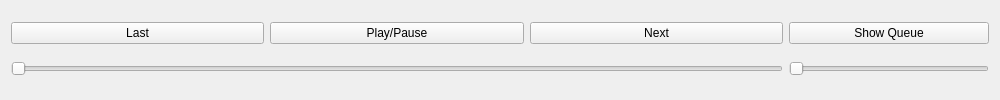
Above: src/bars/bottomBar/bottomBar.ui from Nmstr/Auralium before the change. Below: the same form after it.
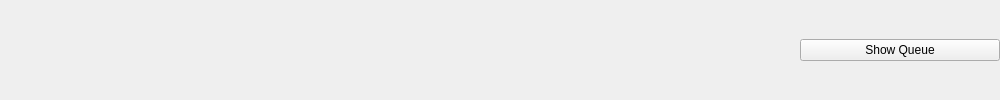
That is the form after the change.

Commit message: complete bottom bar redo

```diff
--- a/src/bars/bottomBar/bottomBar.ui
+++ b/src/bars/bottomBar/bottomBar.ui
@@ -13,16 +13,28 @@
   <property name="windowTitle">
    <string>Frame</string>
   </property>
-  <layout class="QHBoxLayout" name="horizontalLayout">
-   <item>
-    <widget class="QFrame" name="frame">
+  <layout class="QGridLayout" name="gridLayout">
+   <property name="leftMargin">
+    <number>0</number>
+   </property>
+   <property name="topMargin">
+    <number>0</number>
+   </property>
+   <property name="rightMargin">
+    <number>0</number>
+   </property>
+   <property name="bottomMargin">
+    <number>0</number>
+   </property>
+   <item row="1" column="0">
+    <widget class="QFrame" name="controlBtnFrame">
      <property name="frameShape">
       <enum>QFrame::NoFrame</enum>
      </property>
      <property name="frameShadow">
       <enum>QFrame::Raised</enum>
      </property>
-     <layout class="QGridLayout" name="gridLayout">
+     <layout class="QHBoxLayout" name="horizontalLayout">
       <property name="leftMargin">
        <number>0</number>
       </property>
@@ -35,54 +47,11 @@
       <property name="bottomMargin">
        <number>0</number>
       </property>
-      <item row="0" column="2">
-       <widget class="QPushButton" name="musicControlsPlay">
-        <property name="text">
-         <string>Play/Pause</string>
-        </property>
-       </widget>
-      </item>
-      <item row="1" column="1" colspan="3">
-       <widget class="QSlider" name="musicControlsTime">
-        <property name="styleSheet">
-         <string notr="true"/>
-        </property>
-        <property name="singleStep">
-         <number>0</number>
-        </property>
-        <property name="pageStep">
-         <number>1</number>
-        </property>
-        <property name="value">
-         <number>0</number>
-        </property>
-        <property name="sliderPosition">
-         <number>0</number>
-        </property>
-        <property name="orientation">
-         <enum>Qt::Horizontal</enum>
-        </property>
-       </widget>
-      </item>
-      <item row="0" column="1">
-       <widget class="QPushButton" name="musicControlsLast">
-        <property name="text">
-         <string>Last</string>
-        </property>
-       </widget>
-      </item>
-      <item row="0" column="3">
-       <widget class="QPushButton" name="musicControlsNext">
-        <property name="text">
-         <string>Next</string>
-        </property>
-       </widget>
-      </item>
      </layout>
     </widget>
    </item>
-   <item>
-    <widget class="QFrame" name="frame_2">
+   <item row="1" column="2" rowspan="2">
+    <widget class="QFrame" name="rightSideFrame">
      <property name="maximumSize">
       <size>
        <width>200</width>
@@ -108,16 +77,6 @@
       <property name="bottomMargin">
        <number>0</number>
       </property>
-      <item row="3" column="0" colspan="2">
-       <widget class="QSlider" name="musicControlsVolume">
-        <property name="maximum">
-         <number>100</number>
-        </property>
-        <property name="orientation">
-         <enum>Qt::Horizontal</enum>
-        </property>
-       </widget>
-      </item>
       <item row="2" column="0" colspan="2">
        <widget class="QPushButton" name="showQueueBtn">
         <property name="text">
@@ -128,6 +87,30 @@
      </layout>
     </widget>
    </item>
+   <item row="2" column="0">
+    <widget class="QFrame" name="controlSliderFrame">
+     <property name="frameShape">
+      <enum>QFrame::NoFrame</enum>
+     </property>
+     <property name="frameShadow">
+      <enum>QFrame::Raised</enum>
+     </property>
+     <layout class="QHBoxLayout" name="horizontalLayout_2">
+      <property name="leftMargin">
+       <number>0</number>
+      </property>
+      <property name="topMargin">
+       <number>0</number>
+      </property>
+      <property name="rightMargin">
+       <number>0</number>
+      </property>
+      <property name="bottomMargin">
+       <number>0</number>
+      </property>
+     </layout>
+    </widget>
+   </item>
   </layout>
  </widget>
  <resources/>
```
The commit also changes 7 other files.
